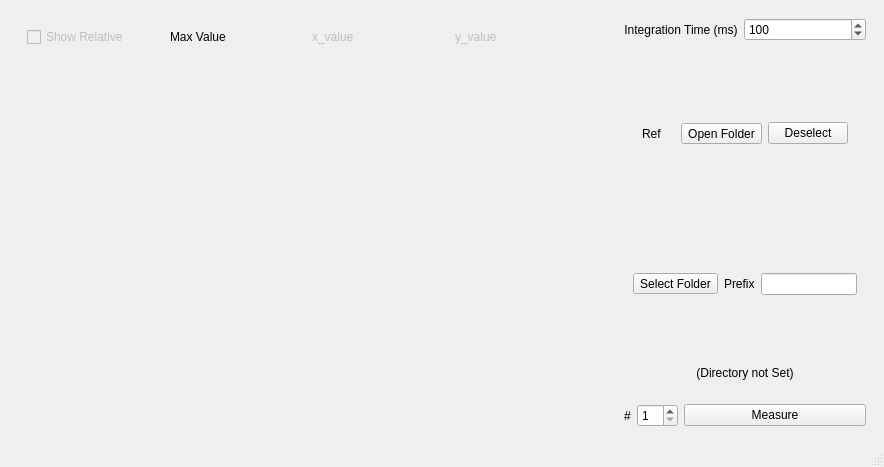
Before: the Qt Designer form spec_viewer.ui in David-Cai-CJ/spectrophotometer, drawn with Qt 5.
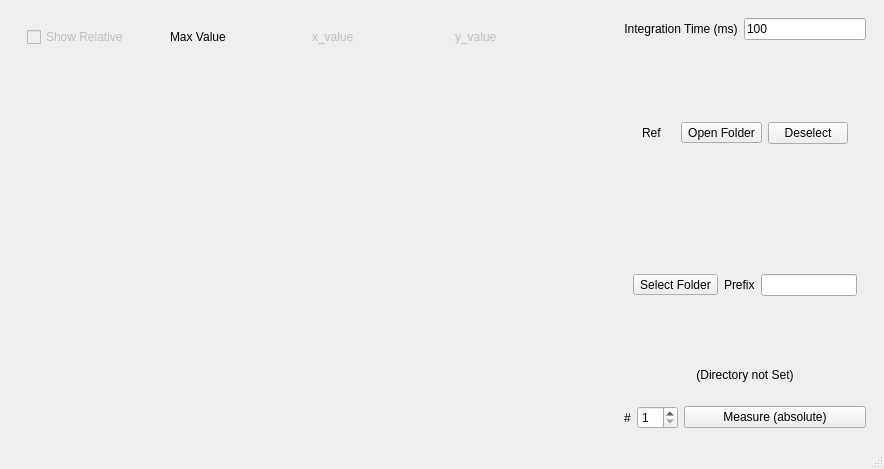
After: the same form once the commit is applied. Custom widgets are drawn as their Qt base class.

Commit message: Before lunch. Almost RTG

Diff of the .ui file:
```diff
--- a/spec_viewer.ui
+++ b/spec_viewer.ui
@@ -7,7 +7,7 @@
     <x>0</x>
     <y>0</y>
     <width>884</width>
-    <height>467</height>
+    <height>469</height>
    </rect>
   </property>
   <property name="windowTitle">
@@ -180,15 +180,9 @@
           </widget>
          </item>
          <item>
-          <widget class="QSpinBox" name="integration_time_spinbox">
-           <property name="maximum">
-            <number>10000</number>
-           </property>
-           <property name="singleStep">
-            <number>50</number>
-           </property>
-           <property name="value">
-            <number>100</number>
+          <widget class="QLineEdit" name="integration_time_edit">
+           <property name="text">
+            <string>100</string>
            </property>
           </widget>
          </item>
@@ -280,7 +274,7 @@
          <item>
           <widget class="QPushButton" name="measure_button">
            <property name="text">
-            <string>Measure</string>
+            <string>Measure (absolute)</string>
            </property>
           </widget>
          </item>
```
Left out of the diff: 2 changed lines with no effect on the pictures. The commit also changes 2 other files.
